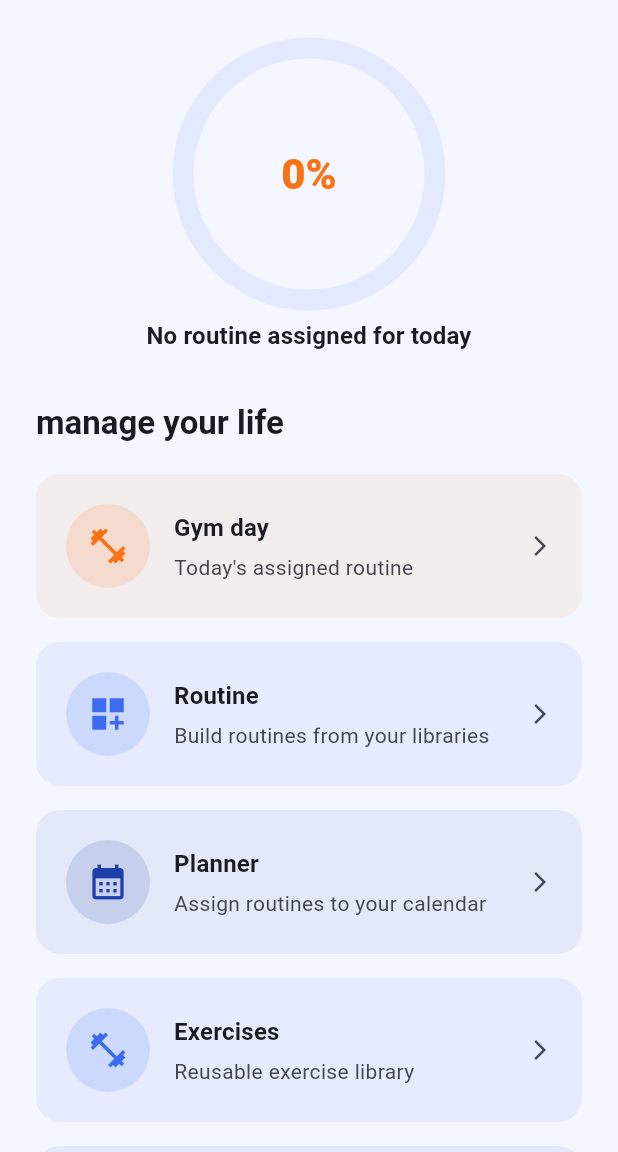
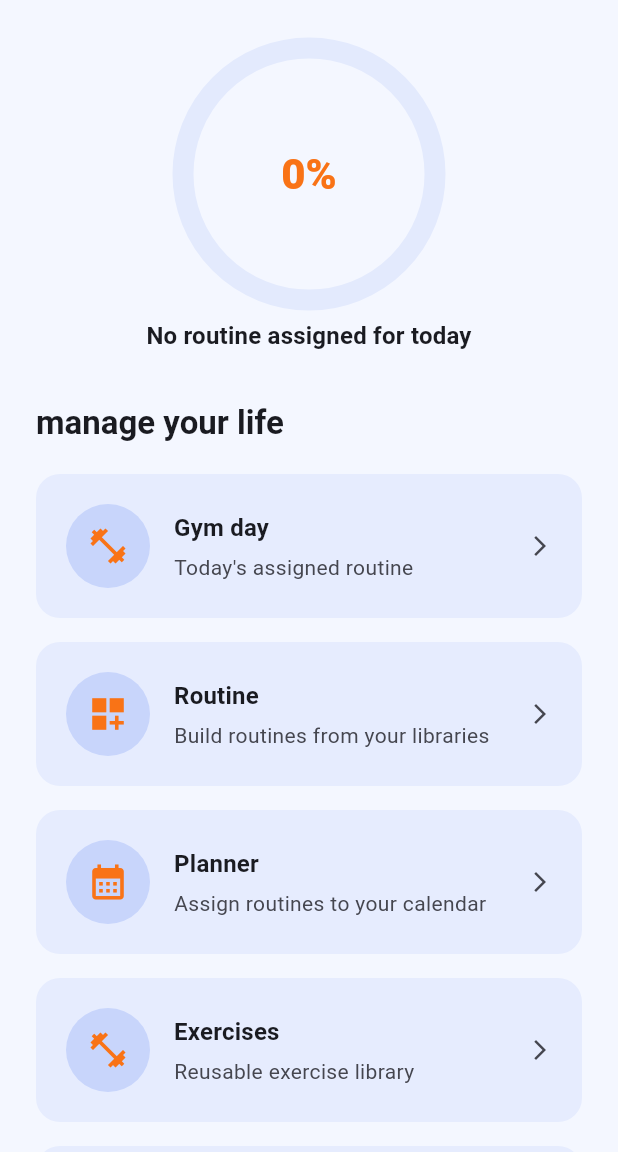
Before and after one commit to DarcherDev/life-fit, a Flutter app: the screen it shows after launch, on a phone screen of 412 x 824 dp, the part 84-1236 px from its top. Run offline on Flutter 3.47's test engine with Material 2 defaults, Android fonts, the phone set to English and light mode, and no system bars; our stand-ins replace confetti, package_info_plus, shared_preferences, table_calendar.

Commit message:
style(home): unificar tarjetas del menu y ajustar icono nuevo
Co-authored-by: Cursor <cursoragent@cursor.com>

```diff
--- a/lib/core/home/home_screen.dart
+++ b/lib/core/home/home_screen.dart
@@ -87,7 +87,6 @@ class _HomeScreenState extends State<HomeScreen> with WidgetsBindingObserver {
   _HomeOptionData _optionData(
     HomeMenuOption option,
     AppLocalizations l10n,
-    ColorScheme colors,
   ) {
     switch (option) {
       case HomeMenuOption.gymDay:
@@ -95,7 +94,6 @@ class _HomeScreenState extends State<HomeScreen> with WidgetsBindingObserver {
           title: l10n.homeGymDayTitle,
           subtitle: l10n.homeGymDaySubtitle,
           icon: Icons.fitness_center,
-          color: colors.tertiary,
           onTap: _openTodayGym,
         );
       case HomeMenuOption.routines:
@@ -103,7 +101,6 @@ class _HomeScreenState extends State<HomeScreen> with WidgetsBindingObserver {
           title: l10n.homeRoutineTitle,
           subtitle: l10n.homeRoutineSubtitle,
           icon: Icons.dashboard_customize,
-          color: colors.primary,
           onTap: () => AppNavigation.openRoutines(context),
         );
       case HomeMenuOption.planner:
@@ -111,7 +108,6 @@ class _HomeScreenState extends State<HomeScreen> with WidgetsBindingObserver {
           title: l10n.homePlannerTitle,
           subtitle: l10n.homePlannerSubtitle,
           icon: Icons.calendar_month,
-          color: colors.secondary,
           onTap: () => AppNavigation.openPlanner(context),
         );
       case HomeMenuOption.exercises:
@@ -119,7 +115,6 @@ class _HomeScreenState extends State<HomeScreen> with WidgetsBindingObserver {
           title: l10n.homeExercisesTitle,
           subtitle: l10n.homeExercisesSubtitle,
           icon: Icons.fitness_center_outlined,
-          color: colors.primary,
           onTap: () => AppNavigation.openExerciseLibrary(context),
         );
       case HomeMenuOption.stretching:
@@ -127,7 +122,6 @@ class _HomeScreenState extends State<HomeScreen> with WidgetsBindingObserver {
           title: l10n.homeStretchingTitle,
           subtitle: l10n.homeStretchingSubtitle,
           icon: Icons.self_improvement,
-          color: colors.secondary,
           onTap: () => AppNavigation.openStretchingLibrary(context),
         );
       case HomeMenuOption.warmUp:
@@ -135,7 +129,6 @@ class _HomeScreenState extends State<HomeScreen> with WidgetsBindingObserver {
           title: l10n.homeWarmUpTitle,
           subtitle: l10n.homeWarmUpSubtitle,
           icon: Icons.local_fire_department,
-          color: colors.tertiary,
           onTap: () => AppNavigation.openWarmUpLibrary(context),
         );
     }
@@ -197,7 +190,7 @@ class _HomeScreenState extends State<HomeScreen> with WidgetsBindingObserver {
               },
               itemBuilder: (context, index) {
                 final option = _menuOrder[index];
-                final data = _optionData(option, l10n, theme.colorScheme);
+                final data = _optionData(option, l10n);
                 return ReorderableDelayedDragStartListener(
                   key: ValueKey<String>('home-menu-${option.storageId}'),
                   index: index,
@@ -207,7 +200,6 @@ class _HomeScreenState extends State<HomeScreen> with WidgetsBindingObserver {
                       title: data.title,
                       subtitle: data.subtitle,
                       icon: data.icon,
-                      color: data.color,
                       onTap: data.onTap,
                     ),
                   ),
@@ -226,14 +218,12 @@ class _HomeOptionData {
     required this.title,
     required this.subtitle,
     required this.icon,
-    required this.color,
     required this.onTap,
   });
 
   final String title;
   final String subtitle;
   final IconData icon;
-  final Color color;
   final VoidCallback onTap;
 }
 
@@ -242,20 +232,20 @@ class _HomeOptionCard extends StatelessWidget {
     required this.title,
     required this.subtitle,
     required this.icon,
-    required this.color,
     required this.onTap,
   });
 
   final String title;
   final String subtitle;
   final IconData icon;
-  final Color color;
   final VoidCallback onTap;
 
   @override
   Widget build(BuildContext context) {
+    final colors = Theme.of(context).colorScheme;
+
     return Material(
-      color: color.withOpacity(0.08),
+      color: colors.primary.withOpacity(0.08),
       borderRadius: BorderRadius.circular(16),
       child: InkWell(
         onTap: onTap,
@@ -266,8 +256,8 @@ class _HomeOptionCard extends StatelessWidget {
             children: [
               CircleAvatar(
                 radius: 28,
-                backgroundColor: color.withOpacity(0.15),
-                child: Icon(icon, color: color, size: 28),
+                backgroundColor: colors.primary.withOpacity(0.18),
+                child: Icon(icon, color: colors.tertiary, size: 28),
               ),
               const SizedBox(width: 16),
               Expanded(
--- a/pubspec.yaml
+++ b/pubspec.yaml
@@ -16,7 +16,7 @@ publish_to: 'none' # Remove this line if you wish to publish to pub.dev
 # https://developer.apple.com/library/archive/documentation/General/Reference/InfoPlistKeyReference/Articles/CoreFoundationKeys.html
 # In Windows, build-name is used as the major, minor, and patch parts
 # of the product and file versions while build-number is used as the build suffix.
-version: 3.4.0+21
+version: 3.5.0+22
 
 environment:
   sdk: '>=2.19.4 <3.0.0'
```
Also changed, not shown: assets/branding/app_icon.png, assets/branding/app_icon_launcher.png, assets/branding/app_icon_maskable.png, assets/branding/icono grande.png (added), assets/branding/icono.png (added), 45 other files.
